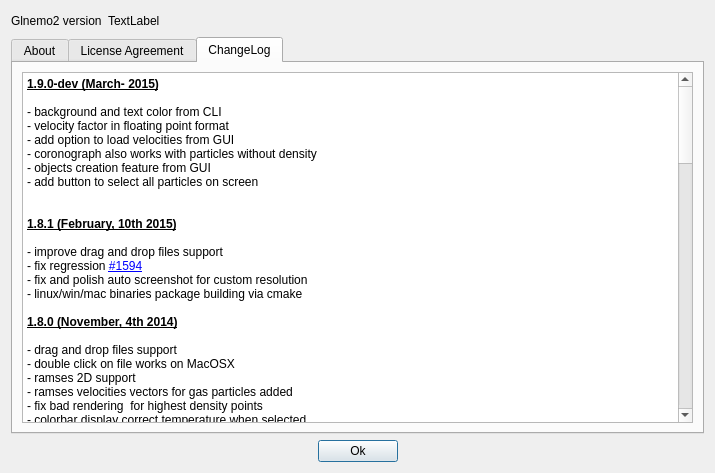
First picture: the form in src/formabout.ui, repository jcldc/glnemo2, before the edit.
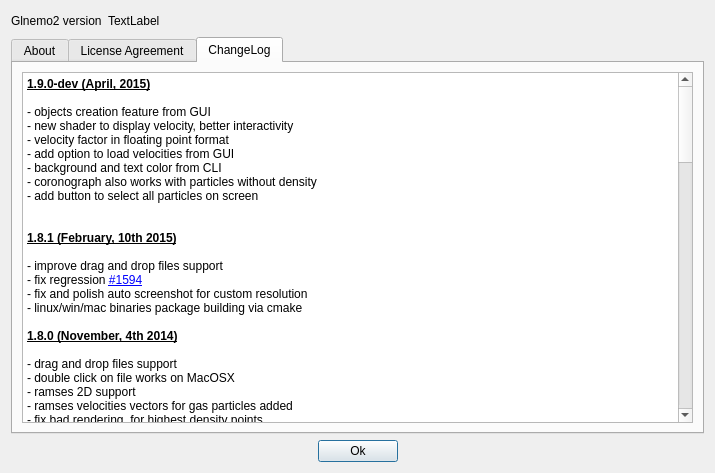
Second picture: the form after the edit. Icons and pictures are not drawn.

Commit message: improve velocity shader

```diff
--- a/src/formabout.ui
+++ b/src/formabout.ui
@@ -1027,13 +1027,14 @@
 &lt;table border=&quot;0&quot; style=&quot;-qt-table-type: root; margin-top:4px; margin-bottom:4px; margin-left:4px; margin-right:4px;&quot;&gt;
 &lt;tr&gt;
 &lt;td style=&quot;border: none;&quot;&gt;
-&lt;p style=&quot; margin-top:0px; margin-bottom:0px; margin-left:0px; margin-right:0px; -qt-block-indent:0; text-indent:0px;&quot;&gt;&lt;span style=&quot; font-weight:600; text-decoration: underline;&quot;&gt;1.9.0-dev (March- 2015)&lt;/span&gt;&lt;/p&gt;
+&lt;p style=&quot; margin-top:0px; margin-bottom:0px; margin-left:0px; margin-right:0px; -qt-block-indent:0; text-indent:0px;&quot;&gt;&lt;span style=&quot; font-weight:600; text-decoration: underline;&quot;&gt;1.9.0-dev (April, 2015)&lt;/span&gt;&lt;/p&gt;
 &lt;p style=&quot;-qt-paragraph-type:empty; margin-top:0px; margin-bottom:0px; margin-left:0px; margin-right:0px; -qt-block-indent:0; text-indent:0px; font-weight:600; text-decoration: underline;&quot;&gt;&lt;br /&gt;&lt;/p&gt;
-&lt;p style=&quot; margin-top:0px; margin-bottom:0px; margin-left:0px; margin-right:0px; -qt-block-indent:0; text-indent:0px;&quot;&gt;- background and text color from CLI&lt;/p&gt;
+&lt;p style=&quot; margin-top:0px; margin-bottom:0px; margin-left:0px; margin-right:0px; -qt-block-indent:0; text-indent:0px;&quot;&gt;- objects creation feature from GUI&lt;/p&gt;
+&lt;p style=&quot; margin-top:0px; margin-bottom:0px; margin-left:0px; margin-right:0px; -qt-block-indent:0; text-indent:0px;&quot;&gt;- new shader to display velocity, better interactivity&lt;/p&gt;
 &lt;p style=&quot; margin-top:0px; margin-bottom:0px; margin-left:0px; margin-right:0px; -qt-block-indent:0; text-indent:0px;&quot;&gt;- velocity factor in floating point format&lt;/p&gt;
 &lt;p style=&quot; margin-top:0px; margin-bottom:0px; margin-left:0px; margin-right:0px; -qt-block-indent:0; text-indent:0px;&quot;&gt;- add option to load velocities from GUI&lt;/p&gt;
+&lt;p style=&quot; margin-top:0px; margin-bottom:0px; margin-left:0px; margin-right:0px; -qt-block-indent:0; text-indent:0px;&quot;&gt;- background and text color from CLI&lt;/p&gt;
 &lt;p style=&quot; margin-top:0px; margin-bottom:0px; margin-left:0px; margin-right:0px; -qt-block-indent:0; text-indent:0px;&quot;&gt;- coronograph also works with particles without density&lt;/p&gt;
-&lt;p style=&quot; margin-top:0px; margin-bottom:0px; margin-left:0px; margin-right:0px; -qt-block-indent:0; text-indent:0px;&quot;&gt;- objects creation feature from GUI&lt;/p&gt;
 &lt;p style=&quot; margin-top:0px; margin-bottom:0px; margin-left:0px; margin-right:0px; -qt-block-indent:0; text-indent:0px;&quot;&gt;- add button to select all particles on screen&lt;/p&gt;
 &lt;p style=&quot;-qt-paragraph-type:empty; margin-top:0px; margin-bottom:0px; margin-left:0px; margin-right:0px; -qt-block-indent:0; text-indent:0px;&quot;&gt;&lt;br /&gt;&lt;/p&gt;
 &lt;p style=&quot;-qt-paragraph-type:empty; margin-top:0px; margin-bottom:0px; margin-left:0px; margin-right:0px; -qt-block-indent:0; text-indent:0px;&quot;&gt;&lt;br /&gt;&lt;/p&gt;
```
The commit also changes 1 other file.
